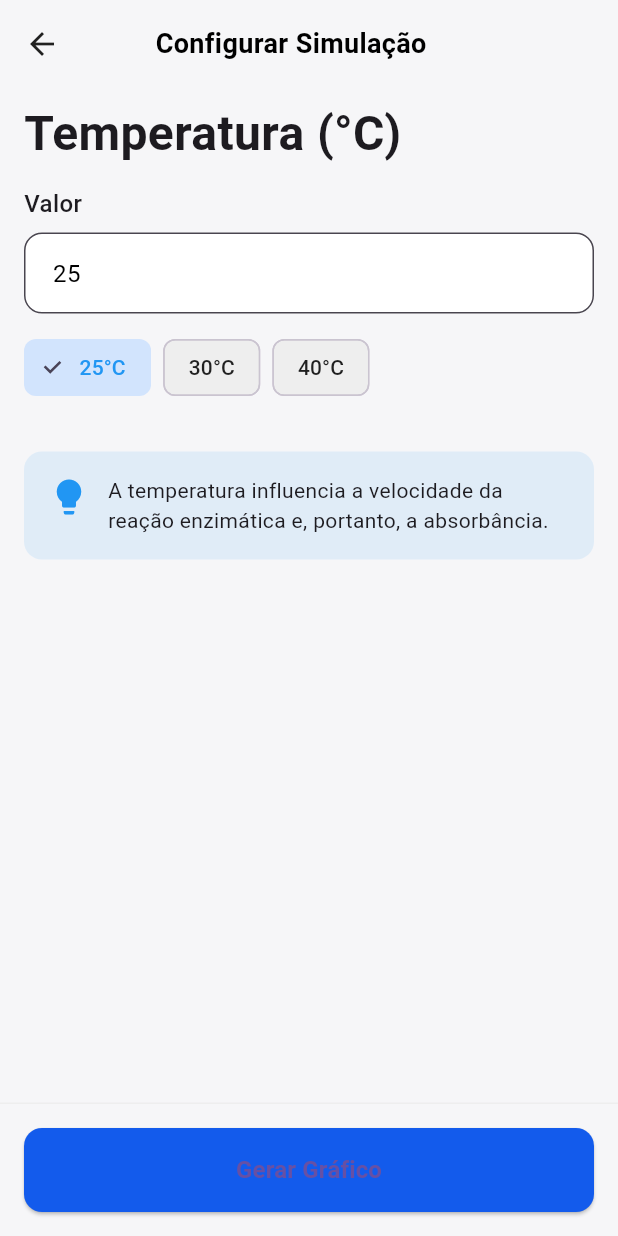
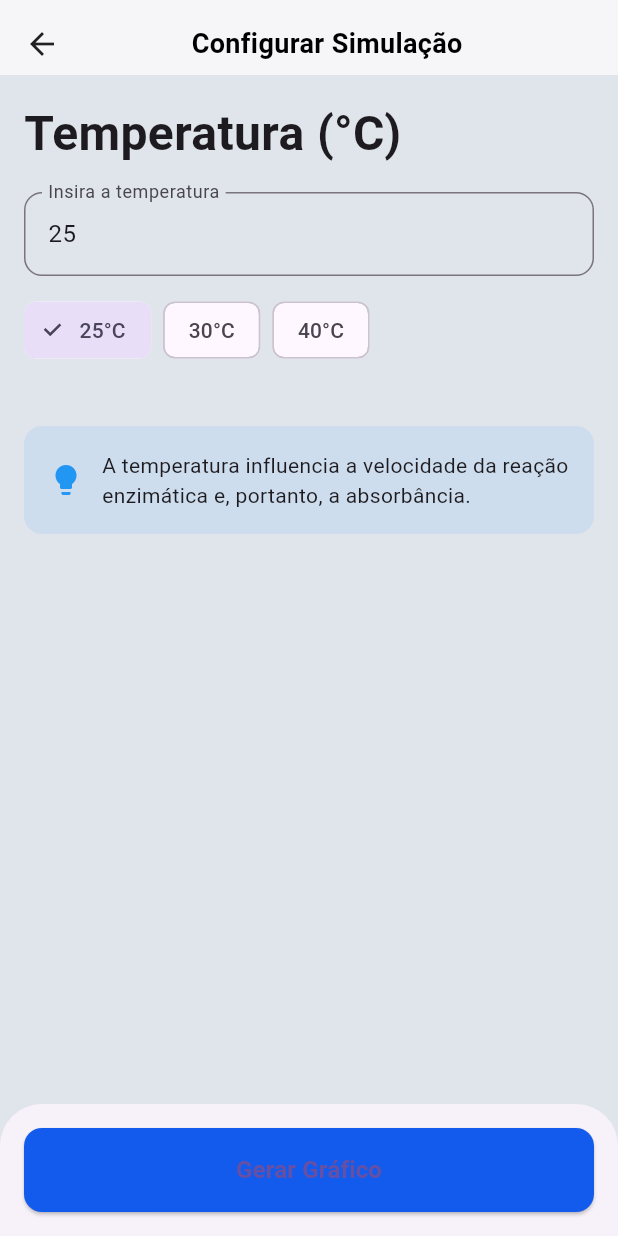
Before and after one commit to LourencoMadoro912/HiperSpectroApp, a Flutter app: the screen it shows after launch, after a tap on "Iniciar Simulação", on a phone screen of 412 x 824 dp. Run offline on Flutter 3.47's test engine with Material 3 defaults, Android fonts, the phone set to English and light mode, and no system bars; our stand-ins replace fl_chart; network calls fail; Roboto replaces fonts that are missing (Space Grotesk).

```diff
--- a/lib/main.dart
+++ b/lib/main.dart
@@ -1,6 +1,7 @@
 import 'package:flutter/material.dart';
-import 'views//home_screen.dart';
-import 'views//input_screen.dart';
+import 'views/home_screen.dart';
+import 'views/input_screen.dart';
+import 'views/simulated_screen.dart';
 
 void main() {
   runApp(const HiperSpectroApp());
@@ -15,17 +16,17 @@ class HiperSpectroApp extends StatelessWidget {
       title: 'Hiper Spectro',
       debugShowCheckedModeBanner: false,
       theme: ThemeData(
-        fontFamily: 'Space Grotesk',
-        brightness: Brightness.light,
         primaryColor: const Color(0xFF135BEC),
-        scaffoldBackgroundColor: const Color(0xFFF6F6F8),
+        scaffoldBackgroundColor: const Color(0xFFE0E5EC),
+        elevatedButtonTheme: ElevatedButtonThemeData(
+          style: ElevatedButton.styleFrom(
+            backgroundColor: const Color(0xFF135BEC),
+            shape: RoundedRectangleBorder(
+              borderRadius: BorderRadius.circular(12),
+            ),
+          ),
+        ),
       ),
-      darkTheme: ThemeData(
-        brightness: Brightness.dark,
-        primaryColor: const Color(0xFF135BEC),
-        scaffoldBackgroundColor: const Color(0xFF101622),
-      ),
-      themeMode: ThemeMode.system,
       initialRoute: '/',
       routes: {
         '/': (context) => const HomeScreen(),
--- a/lib/views/home_screen.dart
+++ b/lib/views/home_screen.dart
@@ -71,7 +71,8 @@ class HomeScreen extends StatelessWidget {
               ),
               const Spacer(),
               Padding(
-                padding: const EdgeInsets.symmetric(horizontal: 16, vertical: 16),
+                padding:
+                const EdgeInsets.symmetric(horizontal: 16, vertical: 16),
                 child: SizedBox(
                   width: double.infinity,
                   height: 48,
--- a/lib/views/input_screen.dart
+++ b/lib/views/input_screen.dart
@@ -1,5 +1,6 @@
 import 'package:flutter/material.dart';
 import 'home_screen.dart';
+import 'simulated_screen.dart';
 
 class SimulationScreen extends StatefulWidget {
   const SimulationScreen({super.key});
@@ -23,24 +24,26 @@ class _SimulationScreenState extends State<SimulationScreen> {
       body: SafeArea(
         child: Column(
           children: [
+            // ---------- Cabeçalho ----------
             Container(
               padding: const EdgeInsets.fromLTRB(16, 16, 16, 8),
-              color: isDark ? const Color(0xFF101622) : const Color(0xFFF6F6F8),
+              color:
+              isDark ? const Color(0xFF101622) : const Color(0xFFF6F6F8),
               child: Row(
                 children: [
                   GestureDetector(
                     onTap: () {
                       Navigator.pushReplacement(
                         context,
-                        MaterialPageRoute(builder: (context) => const HomeScreen()),
+                        MaterialPageRoute(
+                            builder: (context) => const HomeScreen()),
                       );
                     },
                     child: Icon(Icons.arrow_back,
                         color: isDark ? Colors.white70 : Colors.black87),
                   ),
-                  Expanded(
-                    child: Center(
-                      child: Text(
+                  const Spacer(),
+                  Text(
                     'Configurar Simulação',
                     style: TextStyle(
                       fontSize: 18,
@@ -48,110 +51,57 @@ class _SimulationScreenState extends State<SimulationScreen> {
                       color: isDark ? Colors.white : Colors.black,
                     ),
                   ),
-                    ),
-                  ),
-                  const SizedBox(width: 48),
+                  const Spacer(),
                 ],
               ),
             ),
+
+            // ---------- Corpo ----------
             Expanded(
               child: SingleChildScrollView(
-                padding: const EdgeInsets.symmetric(horizontal: 16, vertical: 16),
+                padding:
+                const EdgeInsets.symmetric(horizontal: 16, vertical: 16),
                 child: Column(
                   crossAxisAlignment: CrossAxisAlignment.start,
                   children: [
-                    const Padding(
-                      padding: EdgeInsets.only(bottom: 12),
-                      child: Text(
+                    const Text(
                       'Temperatura (°C)',
-                        style: TextStyle(
-                          fontSize: 32,
-                          fontWeight: FontWeight.bold,
+                      style:
+                      TextStyle(fontSize: 32, fontWeight: FontWeight.bold),
                     ),
-                      ),
-                    ),
-                    Container(
-                      constraints: const BoxConstraints(maxWidth: 480),
-                      child: Column(
-                        crossAxisAlignment: CrossAxisAlignment.start,
-                        children: [
-                          const Text('Valor',
-                              style: TextStyle(
-                                  fontSize: 16, fontWeight: FontWeight.w500)),
-                          const SizedBox(height: 8),
+                    const SizedBox(height: 16),
                     TextField(
                       controller: _temperatureController,
                       keyboardType: TextInputType.number,
                       decoration: InputDecoration(
-                              hintText: 'Insira a temperatura',
-                              filled: true,
-                              fillColor:
-                              isDark ? const Color(0xFF1A1C2B) : Colors.white,
+                        labelText: 'Insira a temperatura',
                         border: OutlineInputBorder(
                           borderRadius: BorderRadius.circular(12),
-                                borderSide: BorderSide(
-                                  color: isDark
-                                      ? Colors.grey.shade700
-                                      : Colors.grey.shade300,
                         ),
-                              ),
-                              focusedBorder: OutlineInputBorder(
-                                borderRadius: BorderRadius.circular(12),
-                                borderSide: BorderSide(
-                                    color: Theme.of(context).primaryColor,
-                                    width: 2),
-                              ),
-                              contentPadding: const EdgeInsets.all(15),
-                            ),
-                            style: TextStyle(
-                              color: isDark ? Colors.white : Colors.black,
-                              fontSize: 16,
                       ),
                       onChanged: (value) {
                         setState(() {
-                                _selectedTemperature =
-                                    int.tryParse(value) ?? 25;
+                          _selectedTemperature = int.tryParse(value) ?? 25;
                         });
                       },
-                          ),
-                        ],
-                      ),
                     ),
                     const SizedBox(height: 12),
                     Wrap(
                       spacing: 8,
-                      runSpacing: 8,
                       children: _suggestedTemperatures.map((temp) {
-                        final isSelected = _selectedTemperature == temp;
                         return ChoiceChip(
                           label: Text('$temp°C'),
-                          selected: isSelected,
+                          selected: _selectedTemperature == temp,
                           onSelected: (_) {
                             setState(() {
                               _selectedTemperature = temp;
                               _temperatureController.text = temp.toString();
                             });
                           },
-                          selectedColor: isDark
-                              ? Colors.blue.withOpacity(0.3)
-                              : Colors.blue.withOpacity(0.2),
-                          backgroundColor: isDark
-                              ? Colors.grey.shade700.withOpacity(0.8)
-                              : Colors.grey.shade200,
-                          labelStyle: TextStyle(
-                            color: isSelected
-                                ? (isDark
-                                ? Colors.lightBlue[200]
-                                : Colors.blue)
-                                : (isDark
-                                ? Colors.white70
-                                : Colors.black87),
-                            fontWeight: FontWeight.w500,
-                          ),
                         );
                       }).toList(),
                     ),
-                    const SizedBox(height: 32),
+                    const SizedBox(height: 40),
                     Container(
                       padding: const EdgeInsets.all(16),
                       decoration: BoxDecoration(
@@ -161,24 +111,17 @@ class _SimulationScreenState extends State<SimulationScreen> {
                         borderRadius: BorderRadius.circular(12),
                       ),
                       child: Row(
-                        crossAxisAlignment: CrossAxisAlignment.start,
-                        children: [
-                          Icon(Icons.lightbulb,
-                              color: isDark
-                                  ? Colors.lightBlue[200]
-                                  : Colors.blue,
-                              size: 28),
-                          const SizedBox(width: 12),
-                          const Expanded(
+                        children: const [
+                          Icon(Icons.lightbulb, color: Colors.blue),
+                          SizedBox(width: 12),
+                          Expanded(
                             child: Text(
                               'A temperatura influencia a velocidade da reação enzimática e, portanto, a absorbância.',
-                              style: TextStyle(fontSize: 14),
                             ),
                           ),
                         ],
                       ),
                     ),
-                    const SizedBox(height: 100),
                   ],
                 ),
               ),
@@ -186,32 +129,24 @@ class _SimulationScreenState extends State<SimulationScreen> {
           ],
         ),
       ),
-      bottomSheet: Container(
+      bottomSheet: Padding(
         padding: const EdgeInsets.all(16),
-        decoration: BoxDecoration(
-          color: isDark ? const Color(0xFF101622) : const Color(0xFFF6F6F8),
-          border: Border(
-            top: BorderSide(
-                color: isDark ? Colors.grey.shade800 : Colors.grey.shade200),
-          ),
-        ),
         child: SizedBox(
           width: double.infinity,
           height: 56,
           child: ElevatedButton(
             onPressed: () {
-              final temp = _temperatureController.text;
-              print('Gerar gráfico para $temp °C');
+              final temp = int.tryParse(_temperatureController.text) ?? 25;
+              Navigator.push(
+                context,
+                MaterialPageRoute(
+                  builder: (context) => SimulatedScreen(temperature: temp),
+                ),
+              );
             },
-            style: ElevatedButton.styleFrom(
-              backgroundColor: Theme.of(context).primaryColor,
-              shape: RoundedRectangleBorder(
-                borderRadius: BorderRadius.circular(12),
-              ),
-            ),
             child: const Text(
               'Gerar Gráfico',
-              style: TextStyle(fontWeight: FontWeight.bold, fontSize: 16),
+              style: TextStyle(fontSize: 16, fontWeight: FontWeight.bold),
             ),
           ),
         ),
--- a/pubspec.yaml
+++ b/pubspec.yaml
@@ -12,9 +12,13 @@ dependencies:
   cupertino_icons: ^1.0.8
   firebase_core: ^2.32.0
   cloud_firestore: ^4.17.5
-  fl_chart: ^0.60.0
+  fl_chart: ^0.68.0
   provider: ^6.0.6
+  google_fonts: ^6.2.1
   flutter_svg: ^2.1.6
+
+
+
 
 dev_dependencies:
   flutter_test:
```
Also changed, not shown: lib/views/simulated_screen.dart (added, +311 -0 lines), pubspec.lock. Lines whose indentation alone changed are shown as unchanged.
